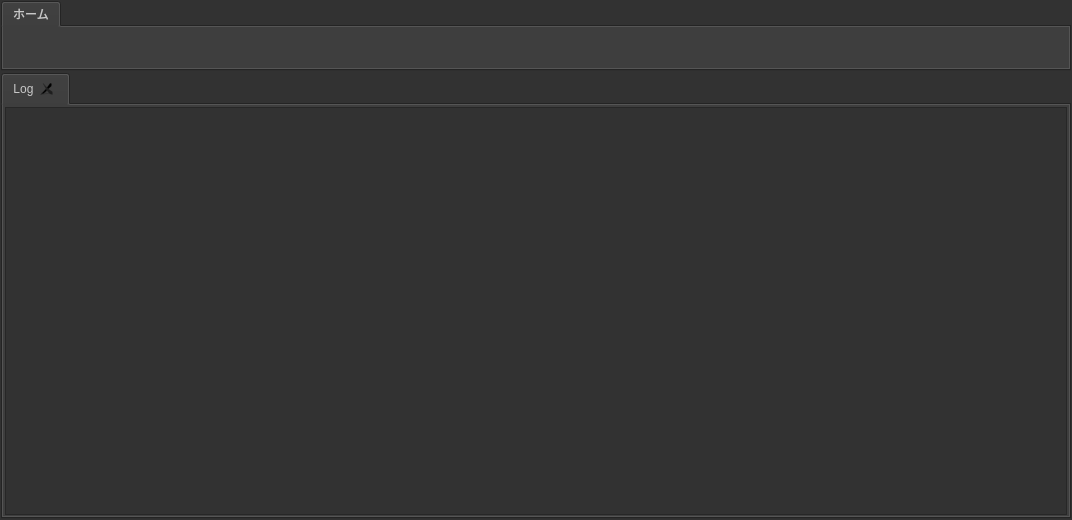
This is MetaTools/src/main/mainwindow.ui in yatagai/MetaTools as Qt 5 draws it before an edit. The edited form follows.
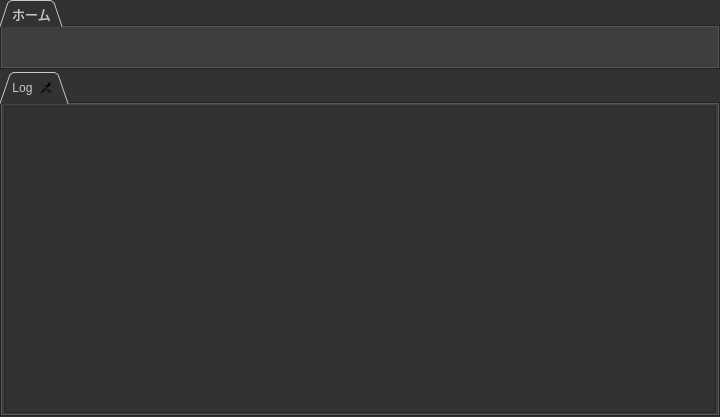
This is the edited form. Icons and pictures are not drawn.

```diff
--- a/MetaTools/src/main/mainwindow.ui
+++ b/MetaTools/src/main/mainwindow.ui
@@ -9,10 +9,16 @@
    <rect>
     <x>0</x>
     <y>0</y>
-    <width>1072</width>
-    <height>520</height>
+    <width>720</width>
+    <height>417</height>
    </rect>
   </property>
+  <property name="sizePolicy">
+   <sizepolicy hsizetype="Preferred" vsizetype="Preferred">
+    <horstretch>0</horstretch>
+    <verstretch>0</verstretch>
+   </sizepolicy>
+  </property>
   <property name="palette">
    <palette>
     <active>
@@ -512,17 +518,26 @@
   <property name="windowTitle">
    <string>MetaTools</string>
   </property>
-  <layout class="QVBoxLayout" name="verticalLayout_3">
+  <property name="windowOpacity">
+   <double>1.000000000000000</double>
+  </property>
+  <layout class="QVBoxLayout" name="mainLayout">
    <property name="spacing">
     <number>2</number>
    </property>
+   <property name="sizeConstraint">
+    <enum>QLayout::SetDefaultConstraint</enum>
+   </property>
    <property name="margin">
-    <number>1</number>
+    <number>0</number>
    </property>
    <item>
     <widget class="QTabWidget" name="menu">
+     <property name="enabled">
+      <bool>true</bool>
+     </property>
      <property name="sizePolicy">
-      <sizepolicy hsizetype="Preferred" vsizetype="Fixed">
+      <sizepolicy hsizetype="Preferred" vsizetype="Minimum">
        <horstretch>0</horstretch>
        <verstretch>0</verstretch>
       </sizepolicy>
@@ -533,11 +548,34 @@
        <height>70</height>
       </size>
      </property>
+     <property name="maximumSize">
+      <size>
+       <width>16777215</width>
+       <height>70</height>
+      </size>
+     </property>
+     <property name="font">
+      <font>
+       <pointsize>10</pointsize>
+      </font>
+     </property>
      <property name="tabPosition">
       <enum>QTabWidget::North</enum>
      </property>
      <property name="tabShape">
-      <enum>QTabWidget::Rounded</enum>
+      <enum>QTabWidget::Triangular</enum>
+     </property>
+     <property name="iconSize">
+      <size>
+       <width>20</width>
+       <height>20</height>
+      </size>
+     </property>
+     <property name="elideMode">
+      <enum>Qt::ElideRight</enum>
+     </property>
+     <property name="usesScrollButtons">
+      <bool>true</bool>
      </property>
      <property name="documentMode">
       <bool>false</bool>
@@ -549,6 +587,23 @@
       <bool>true</bool>
      </property>
      <widget class="QWidget" name="home_menu">
+      <property name="sizePolicy">
+       <sizepolicy hsizetype="Maximum" vsizetype="Minimum">
+        <horstretch>0</horstretch>
+        <verstretch>0</verstretch>
+       </sizepolicy>
+      </property>
+      <property name="minimumSize">
+       <size>
+        <width>0</width>
+        <height>0</height>
+       </size>
+      </property>
+      <property name="font">
+       <font>
+        <kerning>true</kerning>
+       </font>
+      </property>
       <property name="focusPolicy">
        <enum>Qt::NoFocus</enum>
       </property>
@@ -563,9 +618,18 @@
    </item>
    <item>
     <widget class="QTabWidget" name="main_view">
+     <property name="tabShape">
+      <enum>QTabWidget::Triangular</enum>
+     </property>
      <property name="currentIndex">
       <number>0</number>
      </property>
+     <property name="iconSize">
+      <size>
+       <width>20</width>
+       <height>20</height>
+      </size>
+     </property>
      <property name="tabsClosable">
       <bool>true</bool>
      </property>
```
Left out of the diff: 12 changed lines with no effect on the pictures.
